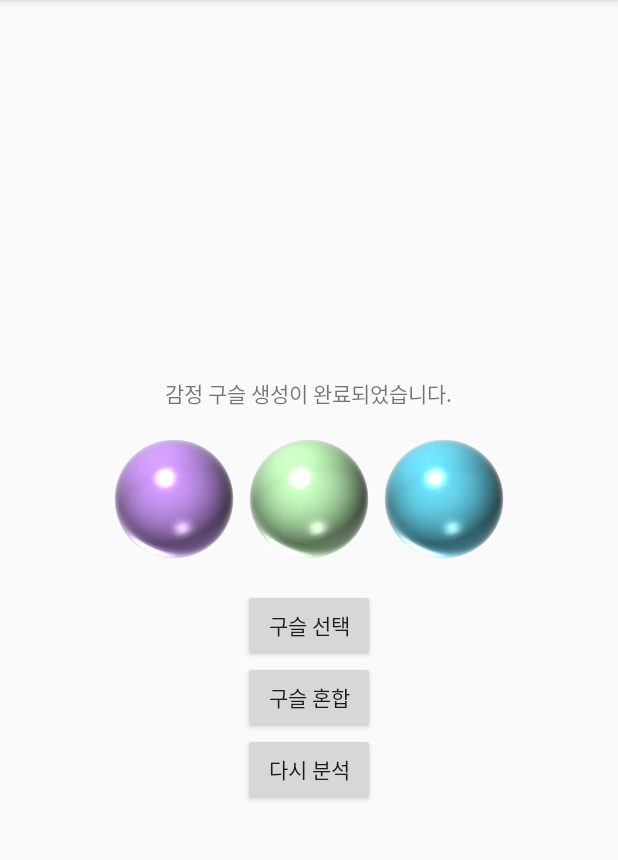
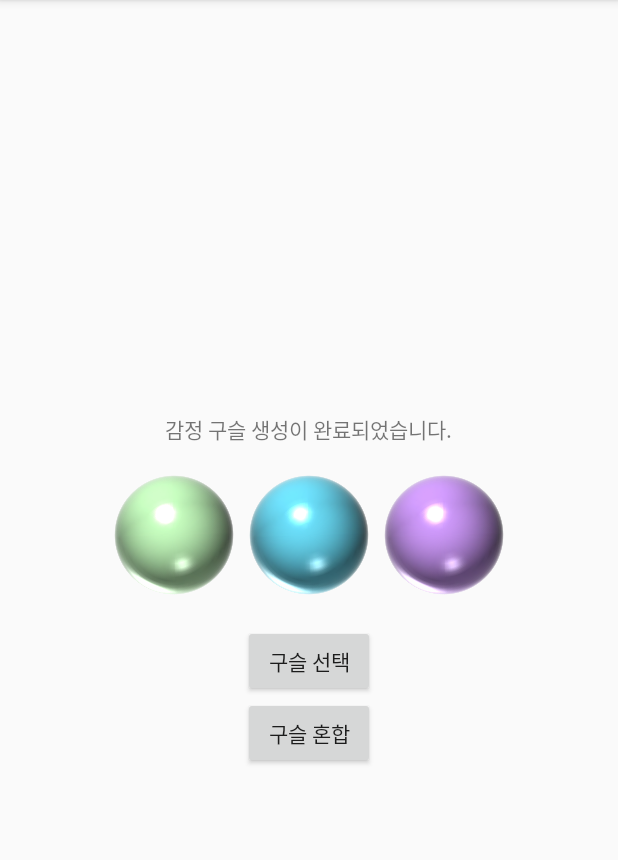
Before and after one commit to seonggg/Empathy-of-aday, an Android app: the BeadsMakingFinish screen opened directly, with no data from a screen before it, on a phone screen of 412 x 824 dp, the part 84-944 px from its top. Run offline under Robolectric (Android 15) with nearby library versions, the phone set to English and light mode, and no system bars.

Commit message:
다시 분석 삭제, 항상 3개 추출로 변경

```diff
--- a/app/src/main/java/com/project2022/emotiondiary/BeadsMakingFinish.java
+++ b/app/src/main/java/com/project2022/emotiondiary/BeadsMakingFinish.java
@@ -40,13 +40,6 @@ public class BeadsMakingFinish extends AppCompatActivity {
         // 구슬 혼합
         mix = (Button)findViewById(R.id.button2);
         mix.setOnClickListener(view -> MixButton());
-
-        // 다시 분석
-        re_analizing = (Button)findViewById(R.id.button3);
-        re_analizing.setOnClickListener(view -> {
-            Intent intent = new Intent(getApplicationContext(), BeadsMaking.class);
-            startActivity(intent);
-        });
     }
 
     //뒤로가기 막기
@@ -81,10 +74,10 @@ public class BeadsMakingFinish extends AppCompatActivity {
         emoArray = new ArrayList<>(); // 감정 6개 리스트
         emoArray.add(new Emo("angry", 8)); // 빨강
         emoArray.add(new Emo("sad", 56)); // 하늘
-        emoArray.add(new Emo("anxiety", 40)); // 남색
-        emoArray.add(new Emo("hurt", 80)); // 보라
+        emoArray.add(new Emo("anxiety", 1)); // 남색
+        emoArray.add(new Emo("hurt", 40)); // 보라
         emoArray.add(new Emo("emb", 60)); // 연두
-        emoArray.add(new Emo("happy", 40)); // 노랑
+        emoArray.add(new Emo("happy", 20)); // 노랑
 
         topArray = new ArrayList<>(); // 상위 감정 리스트
 
@@ -96,34 +89,13 @@ public class BeadsMakingFinish extends AppCompatActivity {
                     maxIndex = j;
                 }
             }
-            if(emoArray.get(maxIndex).ratio>=50){
-                topArray.add(emoArray.get(maxIndex).emo_name); // 찾은 최대값이 50이상인 경우에만 topArray에 삽입
-            }
+            topArray.add(emoArray.get(maxIndex).emo_name); // topArray에 추가
             emoArray.remove(maxIndex); // emoArray에서 삭제
         }
 
-        // 한 개만 추출된 경우
-        if(topArray.size()==1){
-            Toast toast = Toast.makeText(getApplicationContext(), "추출된 감정:"+topArray.get(0),Toast.LENGTH_LONG);
-            toast.show();
-        }
-        // 두 개 추출된 경우
-        else if(topArray.size()==2){
-            Toast toast = Toast.makeText(getApplicationContext(), "추출된 감정:"+topArray.get(0)
-                    +","+topArray.get(1),Toast.LENGTH_LONG);
-            toast.show();
-        }
-        // 세 개 추출된 경우
-        else if(topArray.size()==3){
-            Toast toast = Toast.makeText(getApplicationContext(), "추출된 감정:"+topArray.get(0)
-                    +","+topArray.get(1)+","+topArray.get(2),Toast.LENGTH_LONG);
-            toast.show();
-        }
-        // 그 외(4개 이상)
-        else{
-            Toast toast = Toast.makeText(getApplicationContext(), "추출된 감정: 없음",Toast.LENGTH_LONG);
-            toast.show();
-        }
+        Toast toast = Toast.makeText(getApplicationContext(), "추출된 감정:"+topArray.get(0)
+                +","+topArray.get(1)+","+topArray.get(2),Toast.LENGTH_LONG);
+        toast.show();
 
         BeadsMaking();
     }
--- a/app/src/main/res/layout/activity_beads_making_finish.xml
+++ b/app/src/main/res/layout/activity_beads_making_finish.xml
@@ -63,14 +63,6 @@
             tools:layout_editor_absoluteX="161dp"
             tools:layout_editor_absoluteY="439dp"/>
 
-        <Button
-            android:id="@+id/button3"
-            android:layout_width="wrap_content"
-            android:layout_height="wrap_content"
-            android:text="다시 분석"
-            tools:layout_editor_absoluteX="161dp"
-            tools:layout_editor_absoluteY="499dp"/>
-
     </LinearLayout>
 
 </LinearLayout>
```
